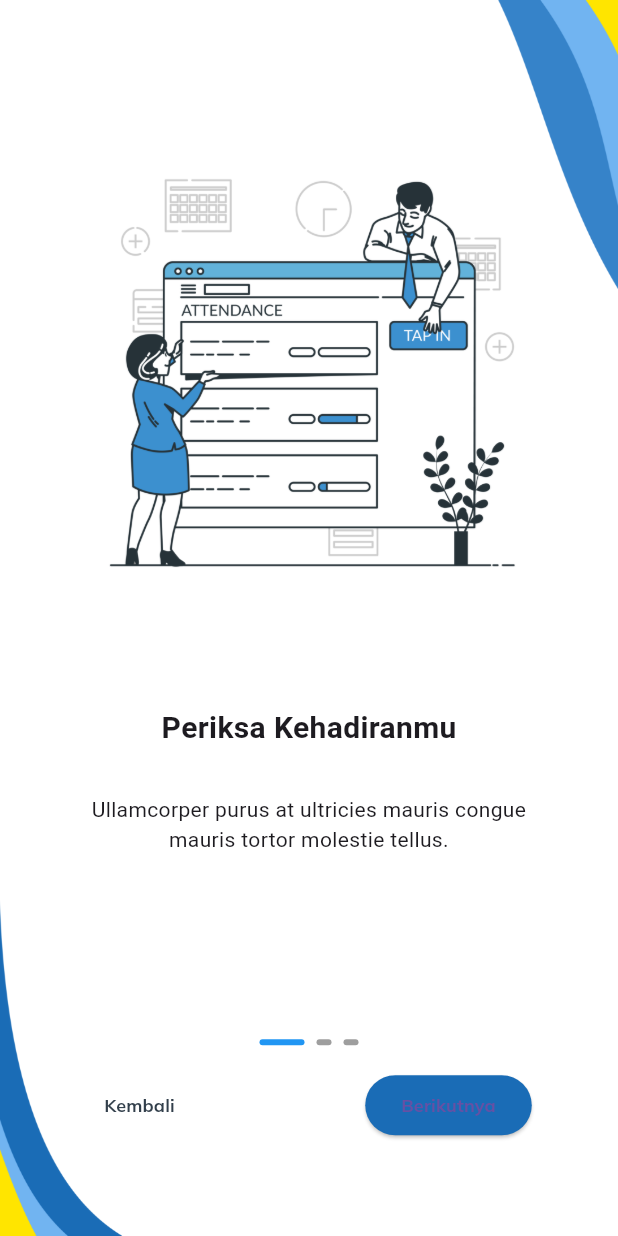
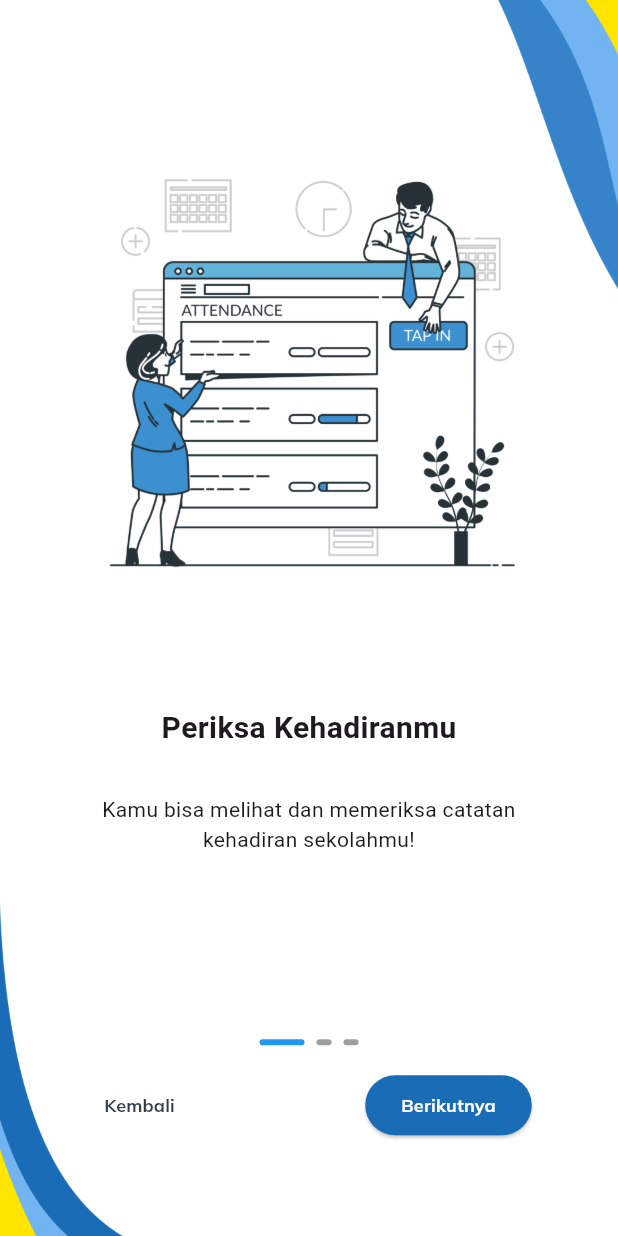
Before and after one commit to FathirAkmalB/Absensi-Mobile-App, a Flutter app: the screen it shows after launch, on a phone screen of 412 x 824 dp. Run offline on Flutter 3.47's test engine with Material 3 defaults, Android fonts, the phone set to English and light mode, and no system bars; drawn by our look-alikes of smooth_page_indicator; our stand-ins replace flutter_widget_from_html, google_fonts, lucide_icons, shared_preferences.

Commit message:
update: onboarding content

```diff
--- a/lib/onboarding_page.dart
+++ b/lib/onboarding_page.dart
@@ -59,7 +59,7 @@ class _OnboardingState extends State<Onboarding> {
                       margin: const EdgeInsets.only(top: 30),
                       width: 300,
                       child: const Text(
-                        'Ullamcorper purus at ultricies mauris congue mauris tortor molestie tellus.',
+                        'Kamu bisa melihat dan memeriksa catatan kehadiran sekolahmu!',
                         textAlign: TextAlign.center,
                       ),
                     ),
@@ -82,7 +82,7 @@ class _OnboardingState extends State<Onboarding> {
                       margin: const EdgeInsets.only(top: 30),
                       width: 300,
                       child: const Text(
-                        'Ullamcorper purus at ultricies mauris congue mauris tortor molestie tellus.',
+                        'STARBHAK INFO memberikan informasi mengenai apa saja yang ada di sekolah.',
                         textAlign: TextAlign.center,
                       ),
                     ),
@@ -105,7 +105,7 @@ class _OnboardingState extends State<Onboarding> {
                       margin: const EdgeInsets.only(top: 30),
                       width: 300,
                       child: const Text(
-                        'Ullamcorper purus at ultricies mauris congue mauris tortor molestie tellus.',
+                        'Semua pencatatan kehadiran bisa kamu lihat di menu Riwayat.',
                         textAlign: TextAlign.center,
                       ),
                     ),
@@ -166,18 +166,22 @@ class _OnboardingState extends State<Onboarding> {
                           ));
                     }
                   },
-                  style: ElevatedButton.styleFrom(
-                    primary: blueColor,
-                    shape: RoundedRectangleBorder(
-                      borderRadius: BorderRadius.circular(40),
+                  style: ButtonStyle(
+                    backgroundColor:
+                        MaterialStateProperty.all<Color>(blueColor),
+                    shape: MaterialStateProperty.all<RoundedRectangleBorder>(
+                      RoundedRectangleBorder(
+                        borderRadius: BorderRadius.circular(40),
+                      ),
                     ),
                   ),
-                  child: Text('Berikutnya',
-                  style: GoogleFonts.mulish(
-                    fontSize: 12,
-                    fontWeight: textBold,
-
-                  ),
+                  child: Text(
+                    'Berikutnya',
+                    style: GoogleFonts.mulish(
+                      fontSize: 12,
+                      color: whiteText,
+                      fontWeight: textBold,
+                    ),
                   ),
                 ),
               ],
```
